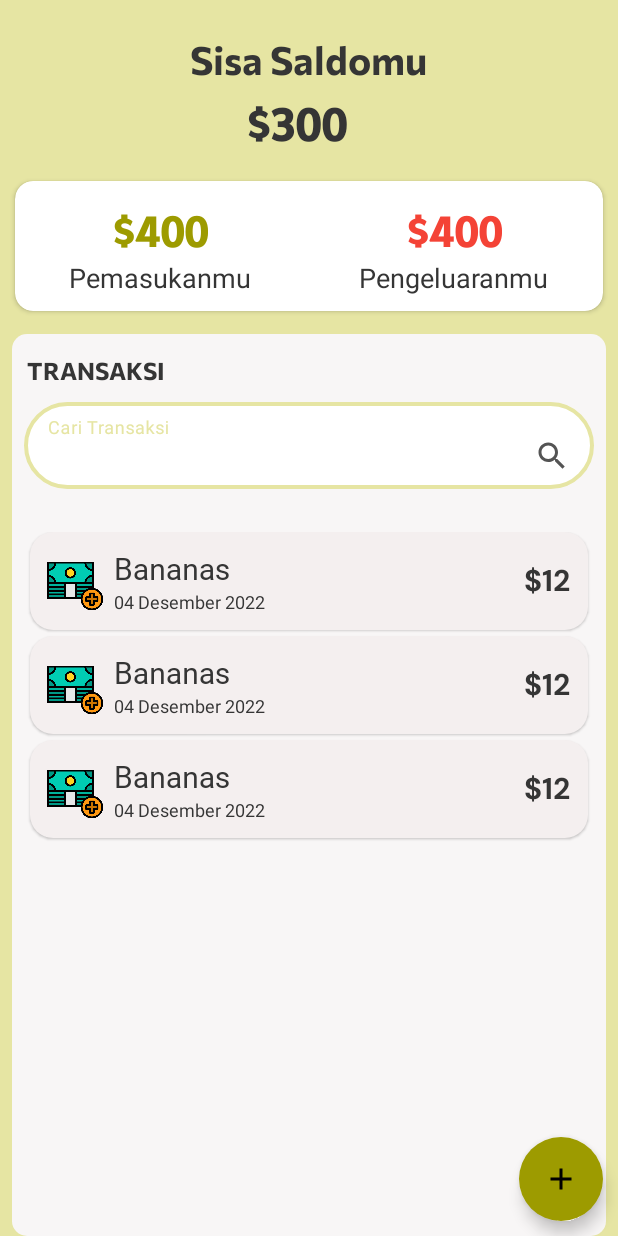
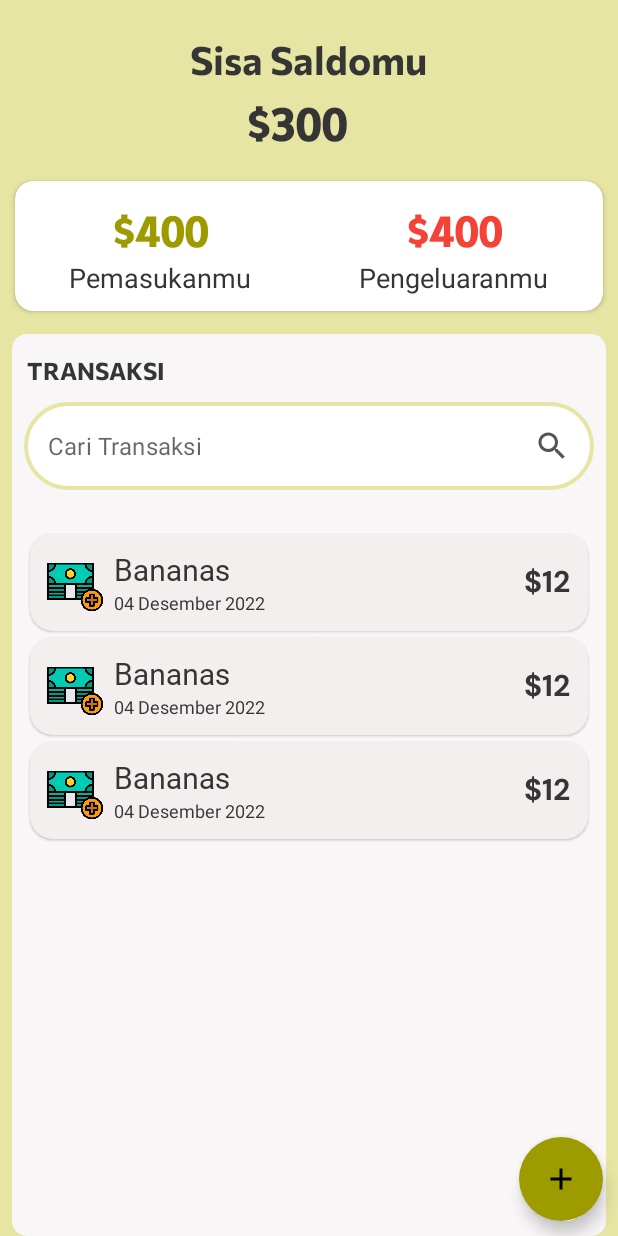
Before and after one commit to Genzo0/UangQu, an Android app: the layout activity_main.xml on its own in the app's theme, with its tools: preview values and no code run, on a phone screen of 412 x 824 dp. Run offline under Robolectric (Android 15) with nearby library versions, the phone set to English and light mode, and no system bars; Roboto replaces fonts that are not available here.

Commit message:
detail fix

```diff
--- a/app/src/main/res/layout/activity_main.xml
+++ b/app/src/main/res/layout/activity_main.xml
@@ -8,8 +8,7 @@
     android:layout_width="match_parent"
     android:layout_height="match_parent"
     android:orientation="vertical"
-    android:background="#e6e5a3"
-    >
+    android:background="#e6e5a3">
     <RelativeLayout
         android:layout_width="match_parent"
         android:layout_height="match_parent"
@@ -32,7 +31,7 @@
                 android:fontFamily="@font/commissioner_bold"
                 android:text="Sisa Saldomu"
                 android:textAllCaps="false"
-                android:textSize="26sp"></TextView>
+                android:textSize="26sp"/>
 
             <TextView
                 android:id="@+id/balance"
@@ -42,7 +41,7 @@
                 android:fontFamily="@font/alatsi"
                 android:text="$300"
                 android:textSize="30sp"
-                android:textStyle="bold"></TextView>
+                android:textStyle="bold"/>
         </LinearLayout>
 
         <androidx.cardview.widget.CardView
@@ -149,12 +148,12 @@
                 android:orientation="horizontal">
 
                 <com.google.android.material.textfield.TextInputLayout
-                    style="@style/Widget.MaterialComponents.TextInputLayout.FilledBox"
+                    style="@style/Widget.MaterialComponents.TextInputLayout.OutlinedBox"
                     android:layout_width="match_parent"
                     android:layout_height="match_parent"
                     android:layout_marginStart="8dp"
                     android:layout_marginEnd="8dp"
-                    android:hint="Cari Transaksi"
+                    app:hintEnabled="false"
                     app:boxStrokeWidth="0dp"
                     app:boxStrokeWidthFocused="0dp"
                     app:errorEnabled="true">
@@ -166,6 +165,7 @@
                         android:background="@drawable/background_search"
                         android:drawableEnd="@drawable/ic_baseline_search_24"
                         android:drawablePadding="12dp"
+                        android:hint="Cari Transaksi"
                         android:inputType="text"
                         android:maxLines="1" />
                 </com.google.android.material.textfield.TextInputLayout>
```
